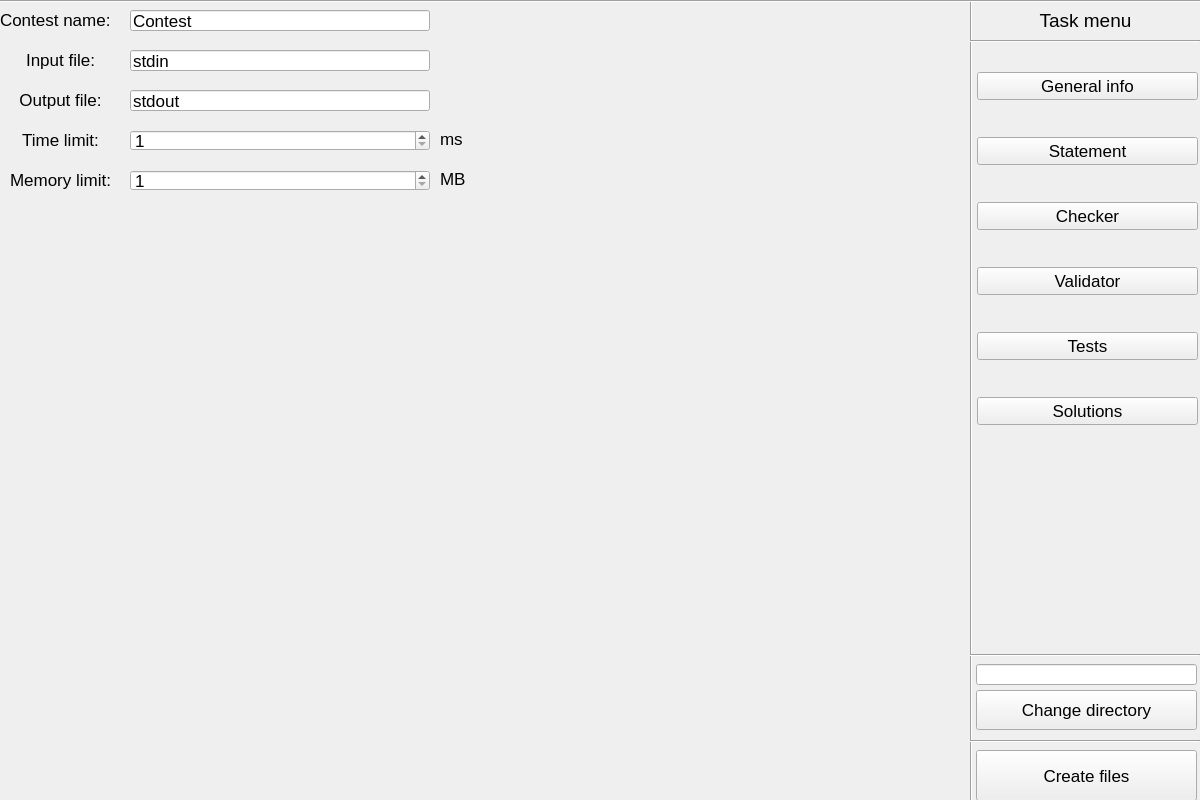
Old version of the form mainwindow.ui in the repository Dzmitry-Leushukou/UI-for-solve.by.
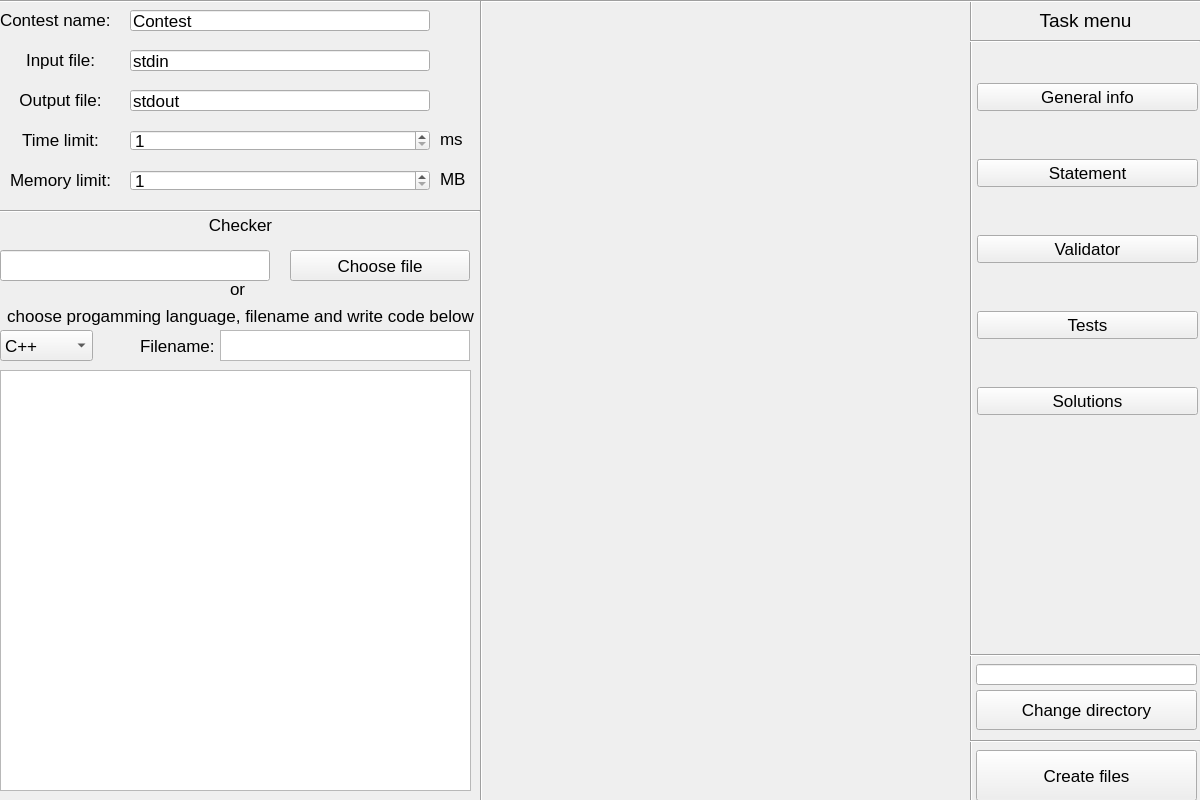
New version of the form. Icons and pictures are not drawn.

Commit message: Checker menu implemented and merge with main

The edit to the form file:
```diff
--- a/mainwindow.ui
+++ b/mainwindow.ui
@@ -329,7 +329,7 @@
      <rect>
       <x>440</x>
       <y>130</y>
-      <width>66</width>
+      <width>31</width>
       <height>17</height>
      </rect>
     </property>
@@ -342,7 +342,7 @@
      <rect>
       <x>440</x>
       <y>170</y>
-      <width>66</width>
+      <width>31</width>
       <height>17</height>
      </rect>
     </property>
@@ -382,6 +382,156 @@
      <number>32000</number>
     </property>
    </widget>
+   <widget class="Line" name="line_6">
+    <property name="geometry">
+     <rect>
+      <x>0</x>
+      <y>210</y>
+      <width>480</width>
+      <height>3</height>
+     </rect>
+    </property>
+    <property name="orientation">
+     <enum>Qt::Horizontal</enum>
+    </property>
+   </widget>
+   <widget class="Line" name="line_7">
+    <property name="geometry">
+     <rect>
+      <x>480</x>
+      <y>0</y>
+      <width>3</width>
+      <height>860</height>
+     </rect>
+    </property>
+    <property name="orientation">
+     <enum>Qt::Vertical</enum>
+    </property>
+   </widget>
+   <widget class="QLabel" name="label_9">
+    <property name="geometry">
+     <rect>
+      <x>0</x>
+      <y>209</y>
+      <width>481</width>
+      <height>31</height>
+     </rect>
+    </property>
+    <property name="text">
+     <string>Checker</string>
+    </property>
+    <property name="alignment">
+     <set>Qt::AlignCenter</set>
+    </property>
+   </widget>
+   <widget class="QLineEdit" name="CheckerPath">
+    <property name="geometry">
+     <rect>
+      <x>0</x>
+      <y>250</y>
+      <width>270</width>
+      <height>31</height>
+     </rect>
+    </property>
+    <property name="readOnly">
+     <bool>true</bool>
+    </property>
+   </widget>
+   <widget class="QPushButton" name="ChooseCheckerFileButton">
+    <property name="geometry">
+     <rect>
+      <x>290</x>
+      <y>250</y>
+      <width>180</width>
+      <height>31</height>
+     </rect>
+    </property>
+    <property name="text">
+     <string>Choose file</string>
+    </property>
+   </widget>
+   <widget class="QLabel" name="label_10">
+    <property name="geometry">
+     <rect>
+      <x>230</x>
+      <y>280</y>
+      <width>66</width>
+      <height>17</height>
+     </rect>
+    </property>
+    <property name="text">
+     <string>or</string>
+    </property>
+   </widget>
+   <widget class="QPlainTextEdit" name="CheckerCode">
+    <property name="geometry">
+     <rect>
+      <x>0</x>
+      <y>370</y>
+      <width>471</width>
+      <height>421</height>
+     </rect>
+    </property>
+   </widget>
+   <widget class="QLabel" name="label_11">
+    <property name="geometry">
+     <rect>
+      <x>0</x>
+      <y>300</y>
+      <width>481</width>
+      <height>31</height>
+     </rect>
+    </property>
+    <property name="text">
+     <string>choose progamming language, filename and write code below</string>
+    </property>
+    <property name="alignment">
+     <set>Qt::AlignCenter</set>
+    </property>
+   </widget>
+   <widget class="QComboBox" name="CheckerLanguage">
+    <property name="geometry">
+     <rect>
+      <x>0</x>
+      <y>330</y>
+      <width>93</width>
+      <height>31</height>
+     </rect>
+    </property>
+    <item>
+     <property name="text">
+      <string>C++</string>
+     </property>
+    </item>
+    <item>
+     <property name="text">
+      <string>Python</string>
+     </property>
+    </item>
+   </widget>
+   <widget class="QTextEdit" name="CheckerFilename">
+    <property name="geometry">
+     <rect>
+      <x>220</x>
+      <y>330</y>
+      <width>250</width>
+      <height>31</height>
+     </rect>
+    </property>
+   </widget>
+   <widget class="QLabel" name="label_12">
+    <property name="geometry">
+     <rect>
+      <x>140</x>
+      <y>330</y>
+      <width>80</width>
+      <height>31</height>
+     </rect>
+    </property>
+    <property name="text">
+     <string>Filename:</string>
+    </property>
+   </widget>
    <widget class="QPushButton" name="CreateButton">
     <property name="geometry">
      <rect>
@@ -411,46 +561,20 @@
      <property name="verticalSpacing">
       <number>5</number>
      </property>
-     <item row="0" column="0">
-      <widget class="QPushButton" name="GeneralInfo">
-       <property name="text">
-        <string>General info</string>
-       </property>
-       <property name="autoExclusive">
-        <bool>false</bool>
-       </property>
-       <property name="flat">
-        <bool>false</bool>
-       </property>
-      </widget>
-     </item>
-     <item row="1" column="0">
-      <widget class="QPushButton" name="Statement">
-       <property name="text">
-        <string>Statement</string>
-       </property>
-       <property name="autoExclusive">
-        <bool>false</bool>
-       </property>
-       <property name="flat">
-        <bool>false</bool>
-       </property>
-      </widget>
-     </item>
-     <item row="2" column="0">
-      <widget class="QPushButton" name="Checker">
-       <property name="text">
-        <string>Checker</string>
-       </property>
-       <property name="autoExclusive">
-        <bool>false</bool>
-       </property>
-       <property name="flat">
-        <bool>false</bool>
-       </property>
-      </widget>
-     </item>
      <item row="3" column="0">
+      <widget class="QPushButton" name="Tests">
+       <property name="text">
+        <string>Tests</string>
+       </property>
+       <property name="autoExclusive">
+        <bool>false</bool>
+       </property>
+       <property name="flat">
+        <bool>false</bool>
+       </property>
+      </widget>
+     </item>
+     <item row="2" column="0">
       <widget class="QPushButton" name="Validator">
        <property name="text">
         <string>Validator</string>
@@ -464,19 +588,6 @@
       </widget>
      </item>
      <item row="4" column="0">
-      <widget class="QPushButton" name="Tests">
-       <property name="text">
-        <string>Tests</string>
-       </property>
-       <property name="autoExclusive">
-        <bool>false</bool>
-       </property>
-       <property name="flat">
-        <bool>false</bool>
-       </property>
-      </widget>
-     </item>
-     <item row="5" column="0">
       <widget class="QPushButton" name="Solutions">
        <property name="text">
         <string>Solutions</string>
@@ -489,6 +600,32 @@
        </property>
       </widget>
      </item>
+     <item row="0" column="0">
+      <widget class="QPushButton" name="GeneralInfo">
+       <property name="text">
+        <string>General info</string>
+       </property>
+       <property name="autoExclusive">
+        <bool>false</bool>
+       </property>
+       <property name="flat">
+        <bool>false</bool>
+       </property>
+      </widget>
+     </item>
+     <item row="1" column="0">
+      <widget class="QPushButton" name="Statement">
+       <property name="text">
+        <string>Statement</string>
+       </property>
+       <property name="autoExclusive">
+        <bool>false</bool>
+       </property>
+       <property name="flat">
+        <bool>false</bool>
+       </property>
+      </widget>
+     </item>
     </layout>
    </widget>
   </widget>
```
The commit also changes 2 other files.
